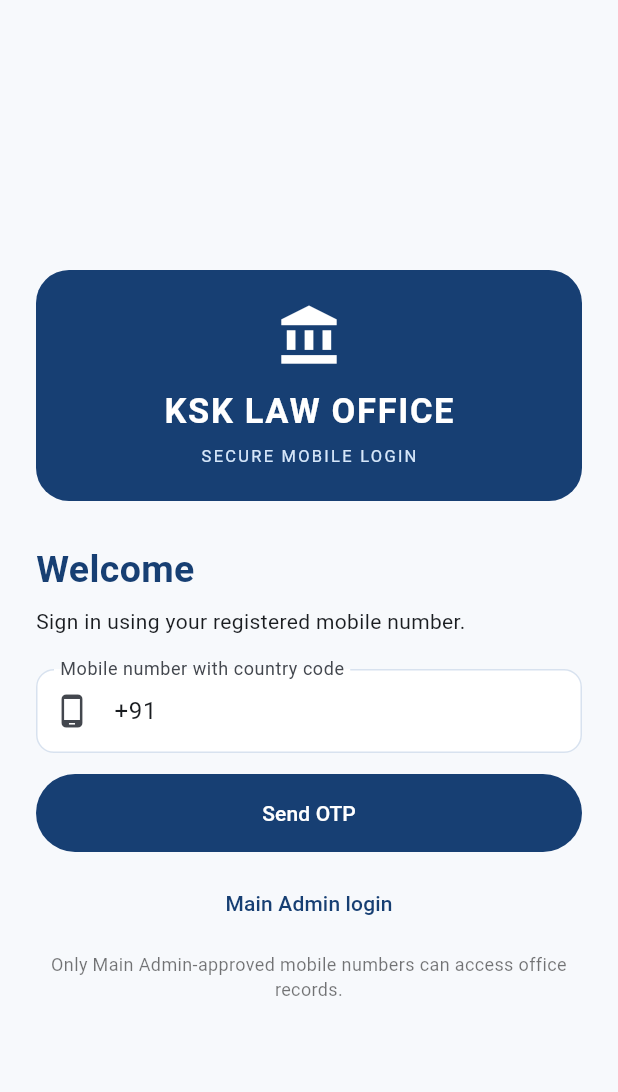
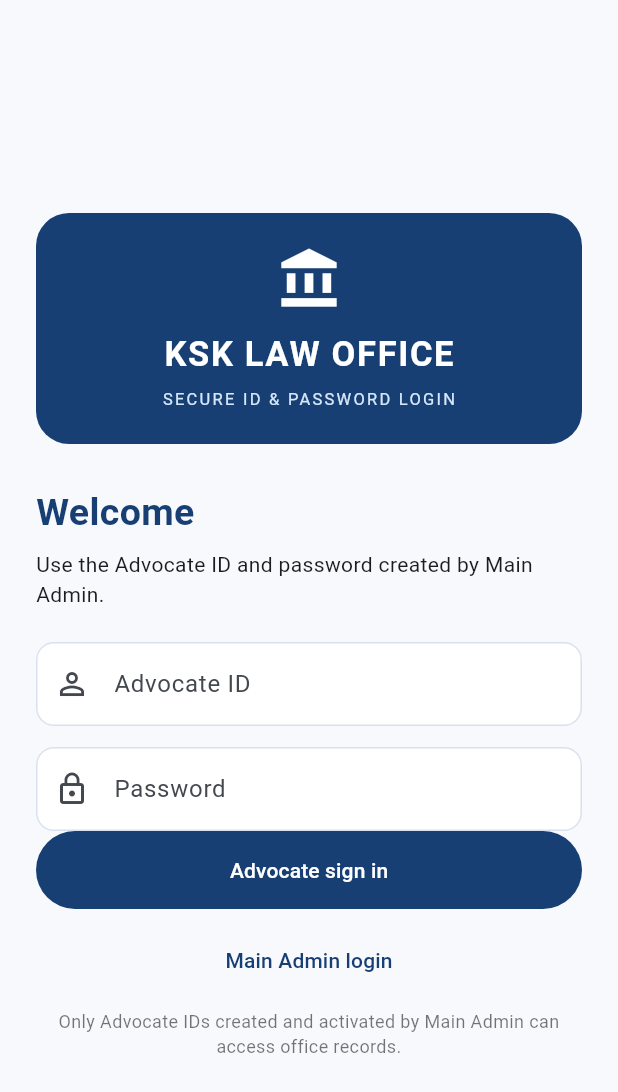
Before and after one commit to aasif882001-dot/KSK-Law-Office, a Flutter app: the screen it shows after launch, on a phone screen of 412 x 824 dp. Shown: the top 1092 px of the screen. Run offline on Flutter 3.47's test engine with Material 3 defaults, Android fonts, the phone set to English and light mode, and no system bars; our stand-ins replace cloud_firestore, firebase_auth, firebase_core, shared_preferences; accounts and stored records are empty.

Commit message:
Replace advocate phone OTP with admin-created ID and password login

```diff
--- a/ksk_law_office_app/lib/main.dart
+++ b/ksk_law_office_app/lib/main.dart
@@ -209,193 +209,165 @@ class LoginPage extends StatefulWidget {
 }
 
 class _LoginPageState extends State<LoginPage> {
-  final phone = TextEditingController(text: '+91');
-  final otp = TextEditingController();
+  final advocateId = TextEditingController();
+  final advocatePassword = TextEditingController();
   final adminUsername = TextEditingController();
   final adminPassword = TextEditingController();
-  String? verificationId;
   String? error;
-  bool sending = false;
   bool verifying = false;
   bool adminMode = false;
-
   static const String _mainAdminEmail = 'aasif882001@gmail.com';
 
   Future<void> _adminSignIn() async {
-    final username = adminUsername.text.trim();
-    final password = adminPassword.text;
-    if (username != 'ksk25' || password.isEmpty) {
-      setState(() => error = 'Enter the Main Admin username and password.');
-      return;
+    if (adminUsername.text.trim() != 'ksk25' || adminPassword.text.isEmpty) {
+      setState(() => error = 'Enter the Main Admin username and password.'); return;
     }
     setState(() { verifying = true; error = null; });
     try {
-      final result = await FirebaseAuth.instance.signInWithEmailAndPassword(
-        email: _mainAdminEmail,
-        password: password,
-      );
-      final user = result.user;
-      if (user == null) throw Exception('Firebase did not return a user account.');
+      final result = await FirebaseAuth.instance.signInWithEmailAndPassword(email: _mainAdminEmail, password: adminPassword.text);
+      final user = result.user!;
       final profile = await FirebaseFirestore.instance.collection('users').doc(user.uid).get();
       final data = profile.data();
       if (!profile.exists || data == null || data['active'] != true || data['role'] != 'mainAdmin') {
         await FirebaseAuth.instance.signOut();
-        throw Exception('Main Admin profile is not approved. The Firebase users profile must have active=true and role=mainAdmin.');
+        throw Exception('Main Admin profile is not approved.');
       }
       if (!mounted) return;
       Navigator.pushReplacement(context, MaterialPageRoute(builder: (_) => HomePage(role: UserRole.admin, advocateName: (data['name'] ?? 'Main Admin').toString(), isMainAdmin: true, userId: user.uid)));
     } on FirebaseAuthException catch (e) {
-      if (mounted) setState(() { verifying = false; error = e.code == 'invalid-credential' || e.code == 'wrong-password' ? 'Incorrect username or password.' : (e.message ?? e.code); });
-    } on FirebaseException catch (e) {
-      if (mounted) setState(() { verifying = false; error = 'Firebase database access error: ${e.message ?? e.code}'; });
-    } catch (e) {
-      if (mounted) setState(() { verifying = false; error = e.toString().replaceFirst('Exception: ', ''); });
+      if (mounted) setState(() { verifying = false; error = e.message ?? e.code; });
+    } catch (e) { if (mounted) setState(() { verifying = false; error = e.toString().replaceFirst('Exception: ', ''); }); }
   }
+
+  Future<void> _advocateSignIn() async {
+    final id = advocateId.text.trim().toLowerCase();
+    if (!RegExp(r'^[a-z0-9._-]{3,30}$').hasMatch(id) || advocatePassword.text.isEmpty) {
+      setState(() => error = 'Enter the Advocate ID and password provided by Main Admin.'); return;
+    }
+    setState(() { verifying = true; error = null; });
+    try {
+      final result = await FirebaseAuth.instance.signInWithEmailAndPassword(email: '$id@advocates.ksklaw.in', password: advocatePassword.text);
+      final user = result.user!;
+      final profile = await FirebaseFirestore.instance.collection('users').doc(user.uid).get();
+      final data = profile.data();
+      if (!profile.exists || data == null || data['active'] != true || data['role'] == 'mainAdmin') {
+        await FirebaseAuth.instance.signOut();
+        throw Exception('This Advocate ID is not active. Contact Main Admin.');
+      }
+      final roleText = (data['role'] ?? 'advocate').toString();
+      final role = ['admin', 'coAdmin'].contains(roleText) ? UserRole.admin : UserRole.advocate;
+      if (!mounted) return;
+      Navigator.pushReplacement(context, MaterialPageRoute(builder: (_) => HomePage(role: role, advocateName: (data['name'] ?? id).toString(), isMainAdmin: false, userId: user.uid)));
+    } on FirebaseAuthException catch (e) {
+      if (mounted) setState(() { verifying = false; error = e.code == 'invalid-credential' || e.code == 'wrong-password' || e.code == 'user-not-found' ? 'Incorrect Advocate ID or password.' : (e.message ?? e.code); });
+    } catch (e) { if (mounted) setState(() { verifying = false; error = e.toString().replaceFirst('Exception: ', ''); }); }
   }
 
   Future<void> _sendAdminPasswordReset() async {
     try {
       await FirebaseAuth.instance.sendPasswordResetEmail(email: _mainAdminEmail);
       if (mounted) setState(() => error = 'Password reset email sent to the registered Main Admin email.');
-    } on FirebaseAuthException catch (e) {
-      if (mounted) setState(() => error = e.message ?? e.code);
-    }
-  }
-
-  Future<void> _sendOtp() async {
-    final number = phone.text.trim().replaceAll(' ', '');
-    if (!number.startsWith('+') || number.length < 10) {
-      setState(() => error = 'Enter mobile number with country code, for example +91XXXXXXXXXX.');
-      return;
-    }
-    setState(() { sending = true; error = null; });
-    try {
-      await FirebaseAuth.instance.verifyPhoneNumber(
-        phoneNumber: number,
-        timeout: const Duration(seconds: 60),
-        verificationCompleted: (credential) async { await _finishSignIn(credential); },
-        verificationFailed: (e) {
-          if (mounted) setState(() { sending = false; error = e.message ?? 'OTP could not be sent. Check Firebase phone authentication and app verification settings.'; });
-        },
-        codeSent: (id, resendToken) {
-          if (mounted) setState(() { verificationId = id; sending = false; error = 'OTP sent. Enter the 6-digit code.'; });
-        },
-        codeAutoRetrievalTimeout: (id) { verificationId = id; },
-      );
-    } on FirebaseAuthException catch (e) {
-      if (mounted) setState(() { sending = false; error = e.message ?? e.code; });
-    } catch (e) {
-      if (mounted) setState(() { sending = false; error = 'Unable to start phone verification: $e'; });
-    }
-  }
-
-  Future<void> _verifyOtp() async {
-    if (verificationId == null || otp.text.trim().length < 6) {
-      setState(() => error = 'Enter the 6-digit OTP received by SMS.');
-      return;
-    }
-    setState(() { verifying = true; error = null; });
-    try {
-      final credential = PhoneAuthProvider.credential(verificationId: verificationId!, smsCode: otp.text.trim());
-      await _finishSignIn(credential);
-    } on FirebaseAuthException catch (e) {
-      if (mounted) setState(() { verifying = false; error = e.message ?? 'OTP verification failed.'; });
-    } catch (e) {
-      if (mounted) setState(() { verifying = false; error = 'Verification failed: $e'; });
-    }
-  }
-
-  Future<void> _finishSignIn(PhoneAuthCredential credential) async {
-    try {
-      final result = await FirebaseAuth.instance.signInWithCredential(credential);
-      final user = result.user;
-      if (user == null) throw Exception('Firebase did not return a user account.');
-      final profile = await FirebaseFirestore.instance.collection('users').doc(user.uid).get();
-      final data = profile.data();
-      if (!profile.exists) {
-        await profile.reference.set({
-          'name': user.displayName ?? user.phoneNumber ?? 'Pending advocate',
-          'phone': user.phoneNumber ?? '',
-          'role': 'advocate',
-          'active': false,
-          'createdAt': FieldValue.serverTimestamp(),
-        });
-      }
-      if (!profile.exists || data == null || data['active'] != true) {
-        await FirebaseAuth.instance.signOut();
-        if (!mounted) return;
-        setState(() { verifying = false; sending = false; });
-        await showDialog<void>(
-          context: context,
-          builder: (ctx) => AlertDialog(
-            title: const Text('Account approval required'),
-            content: SelectableText('Your mobile number is verified, but your office account is not approved yet.\n\nShare this Firebase User ID with the Main Admin to create your advocate profile:\n\n${user.uid}'),
-            actions: [TextButton(onPressed: () => Navigator.pop(ctx), child: const Text('OK'))],
-          ),
-        );
-        return;
-      }
-      final roleText = (data['role'] ?? 'advocate').toString();
-      final role = ['mainAdmin', 'coAdmin', 'admin'].contains(roleText) ? UserRole.admin : UserRole.advocate;
-      final name = (data['name'] ?? user.phoneNumber ?? 'Advocate').toString();
-      if (!mounted) return;
-      Navigator.pushReplacement(context, MaterialPageRoute(builder: (_) => HomePage(role: role, advocateName: name, isMainAdmin: roleText == 'mainAdmin', userId: user.uid)));
-    } on FirebaseAuthException catch (e) {
-      if (mounted) setState(() { verifying = false; sending = false; error = e.message ?? e.code; });
-    } on FirebaseException catch (e) {
-      if (mounted) setState(() { verifying = false; sending = false; error = 'Firebase database access error: ${e.message ?? e.code}. Firestore security rules may need setup.'; });
-    } catch (e) {
-      if (mounted) setState(() { verifying = false; sending = false; error = e.toString(); });
-    }
+    } on FirebaseAuthException catch (e) { if (mounted) setState(() => error = e.message ?? e.code); }
   }
 
   @override
-  void dispose() { phone.dispose(); otp.dispose(); super.dispose(); }
+  void dispose() { advocateId.dispose(); advocatePassword.dispose(); adminUsername.dispose(); adminPassword.dispose(); super.dispose(); }
 
   @override
   Widget build(BuildContext context) => Scaffold(
-    body: Center(child: SingleChildScrollView(
-      padding: const EdgeInsets.all(24),
-      child: ConstrainedBox(constraints: const BoxConstraints(maxWidth: 440), child: Column(
-        crossAxisAlignment: CrossAxisAlignment.stretch,
-        children: [
+    body: Center(child: SingleChildScrollView(padding: const EdgeInsets.all(24), child: ConstrainedBox(
+      constraints: const BoxConstraints(maxWidth: 440),
+      child: Column(crossAxisAlignment: CrossAxisAlignment.stretch, children: [
         const SizedBox(height: 24),
         Container(padding: const EdgeInsets.all(22), decoration: BoxDecoration(color: navy, borderRadius: BorderRadius.circular(22)), child: const Column(children: [
-            Icon(Icons.account_balance, color: Colors.white, size: 44),
-            SizedBox(height: 12),
+          Icon(Icons.account_balance, color: Colors.white, size: 44), SizedBox(height: 12),
           Text('KSK LAW OFFICE', style: TextStyle(color: Colors.white, fontSize: 23, fontWeight: FontWeight.bold, letterSpacing: 1.1)),
-            SizedBox(height: 5),
-            Text('SECURE MOBILE LOGIN', style: TextStyle(color: Color(0xFFD6E7FA), letterSpacing: 1.5, fontSize: 11)),
+          SizedBox(height: 5), Text('SECURE ID & PASSWORD LOGIN', style: TextStyle(color: Color(0xFFD6E7FA), letterSpacing: 1.5, fontSize: 11)),
         ])),
-          const SizedBox(height: 28),
-          const Text('Welcome', style: TextStyle(fontSize: 25, fontWeight: FontWeight.bold, color: navy)),
-          const SizedBox(height: 6),
-          Text(adminMode ? 'Main Admin sign in.' : 'Sign in using your registered mobile number.'),
+        const SizedBox(height: 28), const Text('Welcome', style: TextStyle(fontSize: 25, fontWeight: FontWeight.bold, color: navy)),
+        const SizedBox(height: 6), Text(adminMode ? 'Main Admin sign in.' : 'Use the Advocate ID and password created by Main Admin.'),
         const SizedBox(height: 22),
         if (adminMode) ...[
-            TextField(controller: adminUsername, textInputAction: TextInputAction.next, decoration: const InputDecoration(labelText: 'Main Admin username', hintText: 'ksk25', prefixIcon: Icon(Icons.admin_panel_settings))),
+          TextField(controller: adminUsername, decoration: const InputDecoration(labelText: 'Main Admin username', hintText: 'ksk25', prefixIcon: Icon(Icons.admin_panel_settings))),
           const SizedBox(height: 14),
           TextField(controller: adminPassword, obscureText: true, onSubmitted: (_) { if (!verifying) _adminSignIn(); }, decoration: const InputDecoration(labelText: 'Password', prefixIcon: Icon(Icons.lock_outline))),
           Align(alignment: Alignment.centerRight, child: TextButton(onPressed: _sendAdminPasswordReset, child: const Text('Forgot password? Send reset email'))),
           FilledButton(onPressed: verifying ? null : _adminSignIn, style: FilledButton.styleFrom(backgroundColor: navy, padding: const EdgeInsets.symmetric(vertical: 16)), child: Text(verifying ? 'Signing in...' : 'Main Admin sign in')),
         ] else ...[
-            TextField(controller: phone, keyboardType: TextInputType.phone, decoration: const InputDecoration(labelText: 'Mobile number with country code', hintText: '+91XXXXXXXXXX', prefixIcon: Icon(Icons.phone_android))),
+          TextField(controller: advocateId, autocorrect: false, textInputAction: TextInputAction.next, decoration: const InputDecoration(labelText: 'Advocate ID', hintText: 'Enter ID given by Admin', prefixIcon: Icon(Icons.person_outline))),
           const SizedBox(height: 14),
-            if (verificationId != null) TextField(controller: otp, keyboardType: TextInputType.number, maxLength: 6, decoration: const InputDecoration(labelText: '6-digit OTP', prefixIcon: Icon(Icons.sms_outlined))),
-            if (verificationId == null)
-              FilledButton(onPressed: sending ? null : _sendOtp, style: FilledButton.styleFrom(backgroundColor: navy, padding: const EdgeInsets.symmetric(vertical: 16)), child: Text(sending ? 'Sending OTP...' : 'Send OTP'))
-            else
-              FilledButton(onPressed: verifying ? null : _verifyOtp, style: FilledButton.styleFrom(backgroundColor: navy, padding: const EdgeInsets.symmetric(vertical: 16)), child: Text(verifying ? 'Verifying...' : 'Verify OTP and sign in')),
-            if (verificationId != null) TextButton(onPressed: sending ? null : () => setState(() { verificationId = null; otp.clear(); error = null; }), child: const Text('Change mobile number')),
+          TextField(controller: advocatePassword, obscureText: true, onSubmitted: (_) { if (!verifying) _advocateSignIn(); }, decoration: const InputDecoration(labelText: 'Password', prefixIcon: Icon(Icons.lock_outline))),
+          FilledButton(onPressed: verifying ? null : _advocateSignIn, style: FilledButton.styleFrom(backgroundColor: navy, padding: const EdgeInsets.symmetric(vertical: 16)), child: Text(verifying ? 'Signing in...' : 'Advocate sign in')),
         ],
-          if (error != null) Padding(padding: const EdgeInsets.only(top: 8, bottom: 8), child: Text(error!, style: TextStyle(color: error!.startsWith('OTP sent') || error!.startsWith('Password reset email sent') ? Colors.green.shade700 : Colors.red.shade700))),
+        if (error != null) Padding(padding: const EdgeInsets.only(top: 8, bottom: 8), child: Text(error!, style: TextStyle(color: error!.startsWith('Password reset email sent') ? Colors.green.shade700 : Colors.red.shade700))),
         const SizedBox(height: 10),
-          TextButton(onPressed: () => setState(() { adminMode = !adminMode; error = null; verificationId = null; }), child: Text(adminMode ? 'Use advocate mobile login' : 'Main Admin login')),
+        TextButton(onPressed: () => setState(() { adminMode = !adminMode; error = null; }), child: Text(adminMode ? 'Advocate login' : 'Main Admin login')),
         const SizedBox(height: 8),
-          Text(adminMode ? 'Main Admin access is verified against the approved Firebase profile.' : 'Only Main Admin-approved mobile numbers can access office records.', textAlign: TextAlign.center, style: const TextStyle(fontSize: 12, color: Colors.black54)),
-        ],
-      )),
-    )),
+        Text(adminMode ? 'Main Admin access is verified against the approved Firebase profile.' : 'Only Advocate IDs created and activated by Main Admin can access office records.', textAlign: TextAlign.center, style: const TextStyle(fontSize: 12, color: Colors.black54)),
+      ]),
+    ))),
+  );
+}
+
+class AdvocateAccountsPage extends StatefulWidget {
+  const AdvocateAccountsPage({super.key});
+  @override
+  State<AdvocateAccountsPage> createState() => _AdvocateAccountsPageState();
+}
+class _AdvocateAccountsPageState extends State<AdvocateAccountsPage> {
+  final name = TextEditingController();
+  final id = TextEditingController();
+  final password = TextEditingController();
+  bool creating = false;
+
+  Future<void> _createAccount() async {
+    final advocateName = name.text.trim();
+    final loginId = id.text.trim().toLowerCase();
+    final secret = password.text;
+    if (advocateName.isEmpty || !RegExp(r'^[a-z0-9._-]{3,30}$').hasMatch(loginId) || secret.length < 6) {
+      ScaffoldMessenger.of(context).showSnackBar(const SnackBar(content: Text('Enter name, an ID (3–30 letters/numbers), and a password of at least 6 characters.'))); return;
+    }
+    setState(() => creating = true);
+    try {
+      FirebaseApp secondaryApp;
+      try { secondaryApp = Firebase.app('advocateAccountCreator'); }
+      on FirebaseException { secondaryApp = await Firebase.initializeApp(name: 'advocateAccountCreator', options: Firebase.app().options); }
+      final secondaryAuth = FirebaseAuth.instanceFor(app: secondaryApp);
+      final credential = await secondaryAuth.createUserWithEmailAndPassword(email: '$loginId@advocates.ksklaw.in', password: secret);
+      final newUser = credential.user!;
+      await FirebaseFirestore.instance.collection('users').doc(newUser.uid).set({
+        'name': advocateName, 'loginId': loginId, 'email': '$loginId@advocates.ksklaw.in',
+        'role': 'advocate', 'active': true, 'createdAt': FieldValue.serverTimestamp(),
+        'createdByUid': FirebaseAuth.instance.currentUser!.uid,
+      });
+      await secondaryAuth.signOut();
+      name.clear(); id.clear(); password.clear();
+      if (mounted) ScaffoldMessenger.of(context).showSnackBar(SnackBar(content: Text('Advocate account created. Login ID: $loginId')));
+    } on FirebaseAuthException catch (e) {
+      if (mounted) ScaffoldMessenger.of(context).showSnackBar(SnackBar(content: Text(e.code == 'email-already-in-use' ? 'This Advocate ID already exists. Choose another ID.' : (e.message ?? e.code))));
+    } catch (e) {
+      if (mounted) ScaffoldMessenger.of(context).showSnackBar(SnackBar(content: Text('Could not create account: $e')));
+    } finally { if (mounted) setState(() => creating = false); }
+  }
+
+  @override
+  void dispose() { name.dispose(); id.dispose(); password.dispose(); super.dispose(); }
+  @override
+  Widget build(BuildContext context) => Scaffold(
+    appBar: AppBar(title: const Text('Create advocate account')),
+    body: ListView(padding: const EdgeInsets.all(16), children: [
+      const Text('Only Main Admin can create advocate login accounts.', style: TextStyle(color: Colors.black54)),
+      const SizedBox(height: 16),
+      TextField(controller: name, decoration: const InputDecoration(labelText: 'Advocate name')),
+      const SizedBox(height: 12),
+      TextField(controller: id, autocorrect: false, decoration: const InputDecoration(labelText: 'Advocate ID', hintText: 'Example: advocate01')),
+      const SizedBox(height: 12),
+      TextField(controller: password, obscureText: true, decoration: const InputDecoration(labelText: 'Temporary password (minimum 6 characters)')),
+      const SizedBox(height: 18),
+      FilledButton.icon(onPressed: creating ? null : _createAccount, icon: const Icon(Icons.person_add), label: Text(creating ? 'Creating account...' : 'Create advocate account')),
+      const SizedBox(height: 12),
+      const Card(child: Padding(padding: EdgeInsets.all(14), child: Text('Share the Advocate ID and temporary password privately. Passwords are managed by Firebase Authentication and are not stored in office records.'))),
+    ]),
   );
 }
 
@@ -587,11 +559,11 @@ class _HomePageState extends State<HomePage> {
     const Text('Office management', style: TextStyle(fontSize: 20, fontWeight: FontWeight.bold, color: navy)),
     const SizedBox(height: 12),
     if (widget.isMainAdmin) Card(child: ListTile(
-      leading: const CircleAvatar(backgroundColor: paleBlue, child: Icon(Icons.verified_user, color: navy)),
-      title: const Text('Advocate approval', style: TextStyle(fontWeight: FontWeight.bold)),
-      subtitle: const Text('Review new mobile registrations and grant office access'),
+      leading: const CircleAvatar(backgroundColor: paleBlue, child: Icon(Icons.person_add_alt_1, color: navy)),
+      title: const Text('Create advocate login', style: TextStyle(fontWeight: FontWeight.bold)),
+      subtitle: const Text('Create an Advocate ID and password for office access'),
       trailing: const Icon(Icons.chevron_right),
-      onTap: () => Navigator.push(context, MaterialPageRoute(builder: (_) => const AdvocateApprovalsPage())),
+      onTap: () => Navigator.push(context, MaterialPageRoute(builder: (_) => const AdvocateAccountsPage())),
     )),
     _sectionHeader('Clients', Icons.people, () => _add('client')),
     if (OfficeData.clients.isEmpty) const Text('No clients added yet.'),
```
Lines whose indentation alone changed are shown as unchanged.
